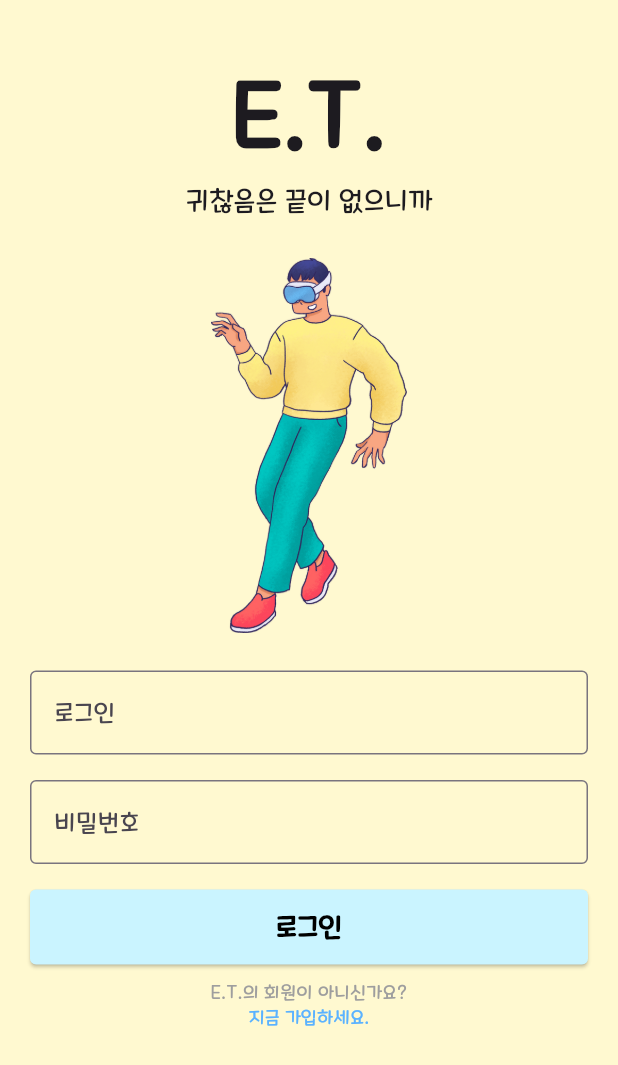
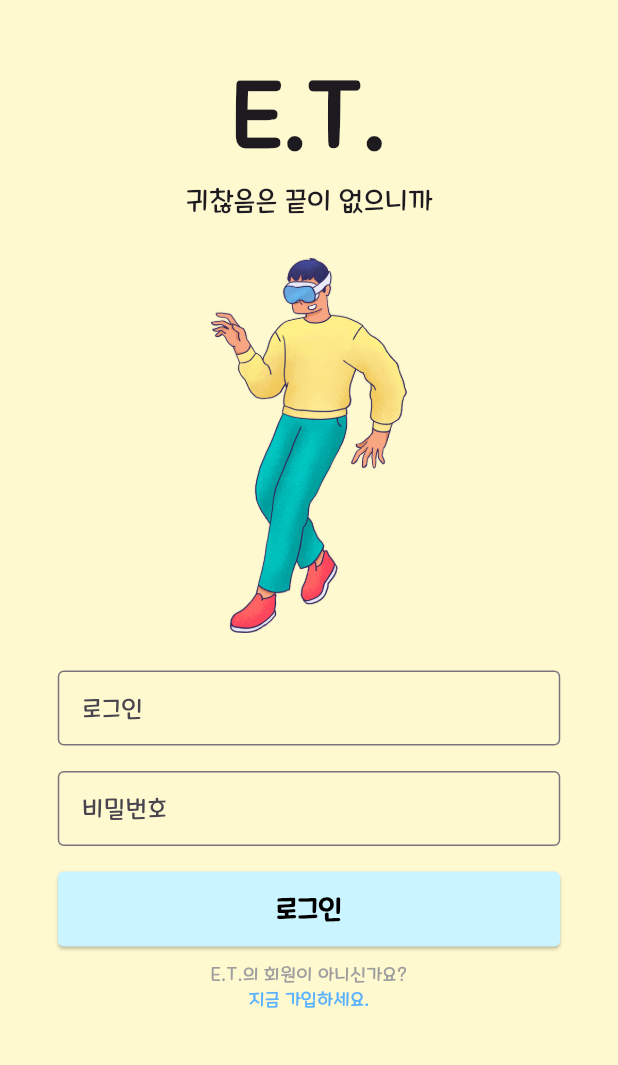
Before and after one commit to IPLaboratory/IPL_EyeTracker_FE, a Flutter app: the screen it shows after launch, on a phone screen of 412 x 824 dp. Shown: the top 1065 px of the screen. Run offline on Flutter 3.47's test engine with Material 3 defaults, Android fonts, the phone set to English and light mode, and no system bars; our stand-ins replace awesome_snackbar_content, camera, flutter_dotenv, flutter_svg, get, image_picker and 3 more.

Commit message:
TASK #86 : 로그인 페이지 코드 정리했습니다.

```diff
--- a/lib/Controllers/Login/Login_Controller.dart
+++ b/lib/Controllers/Login/Login_Controller.dart
@@ -1,7 +1,5 @@
-import 'package:flutter/material.dart';
 import 'package:get/get.dart';
 import 'package:real_test/Profile_Page/Main_Profile.dart';
-import '../../User_Registration_Page/User_Registration.dart';
 import '../../Sign_Up_Page/Sign_Up_Page.dart';
 
 class LoginController extends GetxController {
--- /dev/null
+++ b/lib/Main_Page/Color/constants.dart
@@ -0,0 +1,9 @@
+import 'package:flutter/material.dart';
+
+class AppColors {
+  static const Color backgroundColor = Color(0xFFFFF9D0);
+  static const Color buttonColor = Color(0xFFCAF4FF);
+  static const Color linkColor = Color(0xFF5AB2FF);
+  static const Color textColor = Colors.black;
+  static const Color greyTextColor = Colors.grey;
+}
--- a/lib/Main_Page/Main_Page.dart
+++ /dev/null
@@ -1,149 +0,0 @@
-import 'package:flutter/material.dart';
-import 'package:get/get.dart';
-import '../dismiss_keyboard.dart';
-import '../Controllers/Login/Login_Controller.dart'; // LoginController 임포트
-
-class HomeScreen extends StatelessWidget {
-  const HomeScreen({super.key});
-
-  @override
-  Widget build(BuildContext context) {
-    final LoginController loginController = Get.put(LoginController());
-    final usernameFocusNode = FocusNode();
-    final passwordFocusNode = FocusNode();
-
-    void _unfocusAll() {
-      usernameFocusNode.unfocus();
-      passwordFocusNode.unfocus();
-    }
-
-    return WillPopScope(
-      onWillPop: () async {
-        // 앱 종료 확인
-        return true;
-      },
-      child: Scaffold(
-        backgroundColor: const Color(0xFFFFF9D0),
-        body: DismissKeyboard(
-          child: GestureDetector(
-            onTap: _unfocusAll,
-            child: SingleChildScrollView(
-              child: Padding(
-                padding: const EdgeInsets.only(top: 35),
-                child: Column(
-                  mainAxisAlignment: MainAxisAlignment.start,
-                  crossAxisAlignment: CrossAxisAlignment.center,
-                  children: [
-                    const Text(
-                      'E.T.',
-                      style: TextStyle(
-                        fontSize: 60,
-                        fontWeight: FontWeight.bold,
-                      ),
-                    ),
-                    const SizedBox(height: 0),
-                    const Text(
-                      '귀찮음은 끝이 없으니까',
-                      style: TextStyle(
-                        fontSize: 18,
-                      ),
-                    ),
-                    const SizedBox(height: 25),
-                    Center(
-                      child: SizedBox(
-                        width: 250,
-                        height: 250,
-                        child: Image.asset(
-                          'assets/Main_Page.png',
-                          fit: BoxFit.contain,
-                        ),
-                      ),
-                    ),
-                    const SizedBox(height: 25),
-                    Padding(
-                      padding: const EdgeInsets.symmetric(horizontal: 20.0),
-                      child: Column(
-                        children: [
-                          TextField(
-                            focusNode: usernameFocusNode,
-                            onChanged: (value) => loginController.setUsername(value),
-                            decoration: const InputDecoration(
-                              border: OutlineInputBorder(),
-                              labelText: '로그인',
-                            ),
-                            onEditingComplete: () {
-                              FocusScope.of(context).requestFocus(passwordFocusNode);
-                            },
-                          ),
-                          const SizedBox(height: 17),
-                          TextField(
-                            focusNode: passwordFocusNode,
-                            onChanged: (value) => loginController.setPassword(value),
-                            decoration: const InputDecoration(
-                              border: OutlineInputBorder(),
-                              labelText: '비밀번호',
-                            ),
-                            obscureText: true,
-                            onEditingComplete: () {
-                              _unfocusAll();
-                            },
-                          ),
-                          const SizedBox(height: 17),
-                          SizedBox(
-                            width: double.infinity,
-                            height: 50,
-                            child: ElevatedButton(
-                              style: ElevatedButton.styleFrom(
-                                backgroundColor: const Color(0xFFCAF4FF),
-                                shape: RoundedRectangleBorder(
-                                  borderRadius: BorderRadius.circular(4.0),
-                                ),
-                              ),
-                              onPressed: () {
-                                _unfocusAll();
-                                loginController.login();
-                              },
-                              child: const Text(
-                                '로그인',
-                                style: TextStyle(
-                                  fontSize: 18,
-                                  fontWeight: FontWeight.bold,
-                                  color: Colors.black,
-                                ),
-                              ),
-                            ),
-                          ),
-                          const SizedBox(height: 10),
-                          const Text(
-                            'E.T.의 회원이 아니신가요?',
-                            style: TextStyle(
-                              fontSize: 12,
-                              color: Colors.grey,
-                            ),
-                          ),
-                          GestureDetector(
-                            onTap: () {
-                              _unfocusAll();
-                              loginController.navigateToSignUp();
-                            },
-                            child: const Text(
-                              '지금 가입하세요.',
-                              style: TextStyle(
-                                fontSize: 12,
-                                color: Color(0xFF5AB2FF),
-                              ),
-                            ),
-                          ),
-                        ],
-                      ),
-                    ),
-                  ],
-                ),
-              ),
-            ),
-          ),
-        ),
-      ),
-    );
-  }
-}
--- /dev/null
+++ b/lib/Main_Page/Widgets/Home_Screen.dart
@@ -0,0 +1,59 @@
+import 'package:flutter/material.dart';
+import 'package:get/get.dart';
+import 'package:real_test/Dismiss_Keyboard.dart';
+import 'package:real_test/Main_Page/Widgets/Title_And_Logo.dart';
+import 'package:real_test/Main_Page/Widgets/Login_Form.dart';
+import 'package:real_test/Main_Page/Widgets/Login_Button.dart';
+import 'package:real_test/Main_Page/Widgets/Sign_Up_Link.dart';
+import 'package:real_test/Main_Page/Color/constants.dart';
+import 'package:real_test/Controllers/Login/Login_Controller.dart';
+
+class HomeScreen extends StatelessWidget {
+  const HomeScreen({super.key});
+
+  @override
+  Widget build(BuildContext context) {
+    final LoginController loginController = Get.put(LoginController());
+    final usernameFocusNode = FocusNode();
+    final passwordFocusNode = FocusNode();
+
+    void _unfocusAll() {
+      usernameFocusNode.unfocus();
+      passwordFocusNode.unfocus();
+    }
+
+    return WillPopScope(
+      onWillPop: () async {
+        // 앱 종료 확인
+        return true;
+      },
+      child: Scaffold(
+        backgroundColor: AppColors.backgroundColor,
+        body: DismissKeyboard(
+          child: GestureDetector(
+            onTap: _unfocusAll,
+            child: SingleChildScrollView(
+              child: Padding(
+                padding: const EdgeInsets.only(top: 35),
+                child: Column(
+                  mainAxisAlignment: MainAxisAlignment.start,
+                  crossAxisAlignment: CrossAxisAlignment.center,
+                  children: [
+                    const TitleAndLogo(),
+                    LoginForm(
+                      usernameFocusNode: usernameFocusNode,
+                      passwordFocusNode: passwordFocusNode,
+                    ),
+                    const SizedBox(height: 17),
+                    LoginButton(unfocusAll: _unfocusAll),
+                    SignupLink(unfocusAll: _unfocusAll),
+                  ],
+                ),
+              ),
+            ),
+          ),
+        ),
+      ),
+    );
+  }
+}
--- /dev/null
+++ b/lib/Main_Page/Widgets/Login_Button.dart
@@ -0,0 +1,42 @@
+import 'package:flutter/material.dart';
+import 'package:get/get.dart';
+import 'package:real_test/Main_Page/Color/constants.dart';
+import 'package:real_test/Controllers/Login/Login_Controller.dart';
+
+class LoginButton extends StatelessWidget {
+  final VoidCallback unfocusAll;
+  final double? width;
+  final double? height;
+
+  const LoginButton({super.key, required this.unfocusAll, this.width, this.height});
+
+  @override
+  Widget build(BuildContext context) {
+    final LoginController loginController = Get.find();
+
+    return SizedBox(
+      width: width ?? 335, // 기본 너비를 200으로 설정
+      height: height ?? 50, // 기본 높이를 50으로 설정
+      child: ElevatedButton(
+        style: ElevatedButton.styleFrom(
+          backgroundColor: AppColors.buttonColor,
+          shape: RoundedRectangleBorder(
+            borderRadius: BorderRadius.circular(4.0),
+          ),
+        ),
+        onPressed: () {
+          unfocusAll();
+          loginController.login();
+        },
+        child: const Text(
+          '로그인',
+          style: TextStyle(
+            fontSize: 18,
+            fontWeight: FontWeight.bold,
+            color: AppColors.textColor,
+          ),
+        ),
+      ),
+    );
+  }
+}
--- /dev/null
+++ b/lib/Main_Page/Widgets/Login_Form.dart
@@ -0,0 +1,65 @@
+import 'package:flutter/material.dart';
+import 'package:get/get.dart';
+import 'package:real_test/Controllers/Login/Login_Controller.dart';
+
+class LoginForm extends StatelessWidget {
+  final FocusNode usernameFocusNode;
+  final FocusNode passwordFocusNode;
+  final double? fieldWidth;
+  final double? fieldHeight;
+
+  const LoginForm({
+    required this.usernameFocusNode,
+    required this.passwordFocusNode,
+    this.fieldWidth,
+    this.fieldHeight,
+    super.key,
+  });
+
+  @override
+  Widget build(BuildContext context) {
+    final LoginController loginController = Get.find();
+
+    void _unfocusAll() {
+      usernameFocusNode.unfocus();
+      passwordFocusNode.unfocus();
+    }
+
+    return Column(
+      children: [
+        SizedBox(
+          width: fieldWidth ?? 335,
+          height: fieldHeight ?? 50,
+          child: TextField(
+            focusNode: usernameFocusNode,
+            onChanged: (value) => loginController.setUsername(value),
+            decoration: const InputDecoration(
+              border: OutlineInputBorder(),
+              labelText: '로그인',
+            ),
+            onEditingComplete: () {
+              FocusScope.of(context).requestFocus(passwordFocusNode);
+            },
+          ),
+        ),
+        const SizedBox(height: 17),
+        SizedBox(
+          width: fieldWidth ?? 335,
+          height: fieldHeight ?? 50,
+          child: TextField(
+            focusNode: passwordFocusNode,
+            onChanged: (value) => loginController.setPassword(value),
+            decoration: const InputDecoration(
+              border: OutlineInputBorder(),
+              labelText: '비밀번호',
+            ),
+            obscureText: true,
+            onEditingComplete: () {
+              _unfocusAll();
+            },
+          ),
+        ),
+      ],
+    );
+  }
+}
--- /dev/null
+++ b/lib/Main_Page/Widgets/Sign_Up_Link.dart
@@ -0,0 +1,41 @@
+import 'package:flutter/material.dart';
+import 'package:get/get.dart';
+import 'package:real_test/Main_Page/Color/constants.dart';
+import 'package:real_test/Controllers/Login/Login_Controller.dart';
+
+class SignupLink extends StatelessWidget {
+  final VoidCallback unfocusAll;
+
+  const SignupLink({super.key, required this.unfocusAll});
+
+  @override
+  Widget build(BuildContext context) {
+    final LoginController loginController = Get.find();
+
+    return Column(
+      children: [
+        const SizedBox(height: 10),
+        const Text(
+          'E.T.의 회원이 아니신가요?',
+          style: TextStyle(
+            fontSize: 12,
+            color: AppColors.greyTextColor,
+          ),
+        ),
+        GestureDetector(
+          onTap: () {
+            unfocusAll();
+            loginController.navigateToSignUp();
+          },
+          child: const Text(
+            '지금 가입하세요.',
+            style: TextStyle(
+              fontSize: 12,
+              color: AppColors.linkColor,
+            ),
+          ),
+        ),
+      ],
+    );
+  }
+}
--- /dev/null
+++ b/lib/Main_Page/Widgets/Title_And_Logo.dart
@@ -0,0 +1,41 @@
+import 'package:flutter/material.dart';
+
+class TitleAndLogo extends StatelessWidget {
+  const TitleAndLogo({super.key});
+
+  @override
+  Widget build(BuildContext context) {
+    return Column(
+      mainAxisAlignment: MainAxisAlignment.start,
+      crossAxisAlignment: CrossAxisAlignment.center,
+      children: [
+        const Text(
+          'E.T.',
+          style: TextStyle(
+            fontSize: 60,
+            fontWeight: FontWeight.bold,
+          ),
+        ),
+        const SizedBox(height: 0),
+        const Text(
+          '귀찮음은 끝이 없으니까',
+          style: TextStyle(
+            fontSize: 18,
+          ),
+        ),
+        const SizedBox(height: 25),
+        Center(
+          child: SizedBox(
+            width: 250,
+            height: 250,
+            child: Image.asset(
+              'assets/Main_Page.png',
+              fit: BoxFit.contain,
+            ),
+          ),
+        ),
+        const SizedBox(height: 25),
+      ],
+    );
+  }
+}
--- a/lib/main.dart
+++ b/lib/main.dart
@@ -1,7 +1,7 @@
 import 'package:flutter/material.dart';
 import 'package:get/get.dart';
 import 'package:flutter_dotenv/flutter_dotenv.dart'; // dotenv 패키지 추가
-import 'Main_Page/Main_Page.dart'; // HomeScreen이 정의된 파일
+import 'package:real_test/Main_Page/Widgets/Home_Screen.dart'; // HomeScreen이 정의된 파일
 import 'Sign_Up_Page/Sign_Up_Page.dart';
 import 'Camera_Page/Camera_Page.dart';
 import 'User_Registration_Page/User_Registration.dart';
```
